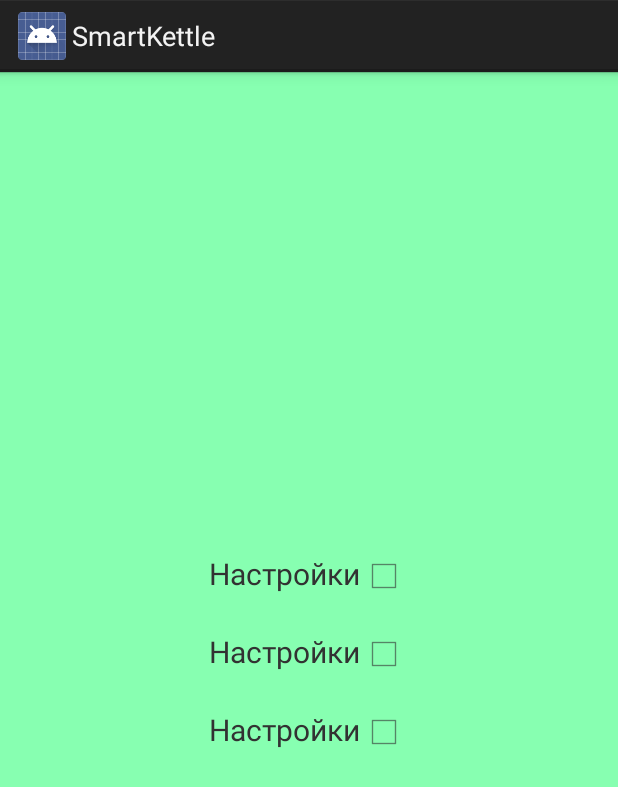
After one commit to MyBeautyTeam/SmartKettle, an Android app: the fragment SettingsFragment shown on its own in the app's theme, on a phone screen of 412 x 824 dp. The commit adds this screen. Shown: the top 787 px of the screen. Run offline under Robolectric (Android 15) with nearby library versions, the phone set to English and light mode, and no system bars; 4 statements that could not run were skipped.

Commit message:
+settings

```diff
--- a/app/src/main/java/com/beautyteam/smartkettle/Fragments/Adapter/FragmentPagerAdapter.java
+++ b/app/src/main/java/com/beautyteam/smartkettle/Fragments/Adapter/FragmentPagerAdapter.java
@@ -4,6 +4,7 @@ import android.support.v4.app.Fragment;
 import android.support.v4.app.FragmentManager;
 
 import com.beautyteam.smartkettle.Fragments.NewsFragment;
+import com.beautyteam.smartkettle.MainActivity;
 
 /**
  * Created by Admin on 25.10.2014.
@@ -27,7 +28,7 @@ public class FragmentPagerAdapter extends android.support.v4.app.FragmentPagerAd
 
     @Override
     public CharSequence getPageTitle(int position) {
-        return "Title " + position;
+        return MainActivity.screenNames[position];
     }
 
 }
--- /dev/null
+++ b/app/src/main/java/com/beautyteam/smartkettle/Fragments/SettingsFragment.java
@@ -0,0 +1,67 @@
+package com.beautyteam.smartkettle.Fragments;
+
+import android.app.Activity;
+import android.content.SharedPreferences;
+import android.os.Bundle;
+import android.support.v4.app.Fragment;
+import android.view.LayoutInflater;
+import android.view.View;
+import android.view.ViewGroup;
+import android.widget.CheckBox;
+import android.widget.CompoundButton;
+
+import com.beautyteam.smartkettle.R;
+
+import java.util.HashMap;
+
+/**
+ * Created by Admin on 26.10.2014.
+ */
+public class SettingsFragment extends Fragment {
+
+    public static String[] settingsName = {"Настройка1", "Настройка2", "Настройка3"};
+
+    public static SettingsFragment getInstance(HashMap<String, Boolean> settingToValue){
+        SettingsFragment settingsFragment = new SettingsFragment();
+        Bundle arguments = new Bundle();
+        // Ограниченное количество меню. Может нужна динамика.
+        arguments.putBoolean(settingsName[0], settingToValue.get(settingsName[0]));
+        arguments.putBoolean(settingsName[1], settingToValue.get(settingsName[1]));
+        arguments.putBoolean(settingsName[2], settingToValue.get(settingsName[2]));
+        settingsFragment.setArguments(arguments);
+        return settingsFragment;
+    }
+
+    private CheckBox setting1;
+    private CheckBox setting2;
+    private CheckBox setting3;
+    private CompoundButton.OnCheckedChangeListener mCallback;
+
+
+    @Override
+    public View onCreateView(LayoutInflater inflater, ViewGroup container,
+                             Bundle savedInstanceState) {
+        return inflater.inflate(R.layout.fragment_settings, null);
+    }
+
+    @Override
+    public void onAttach(Activity activity) {
+        super.onAttach(activity);
+        mCallback = (CompoundButton.OnCheckedChangeListener)activity;
+    }
+
+    @Override
+    public void onViewCreated(View view, Bundle savedInstanceState) { // Вроде и ничего, но пахнет костылем. Посоветоваться!
+        setting1 =(CheckBox) view.findViewById(R.id.setting1);
+        setting2 =(CheckBox) view.findViewById(R.id.setting2);
+        setting3 =(CheckBox) view.findViewById(R.id.setting3);
+
+        setting1.setChecked(getArguments().getBoolean(settingsName[0]));
+        setting2.setChecked(getArguments().getBoolean(settingsName[1]));
+        setting3.setChecked(getArguments().getBoolean(settingsName[2]));
+
+        setting1.setOnCheckedChangeListener(mCallback);
+        setting2.setOnCheckedChangeListener(mCallback);
+        setting3.setOnCheckedChangeListener(mCallback);
+    }
+}
--- /dev/null
+++ b/app/src/main/res/layout/fragment_settings.xml
@@ -0,0 +1,61 @@
+<?xml version="1.0" encoding="utf-8"?>
+
+<LinearLayout xmlns:android="http://schemas.android.com/apk/res/android"
+    android:orientation="vertical" android:layout_width="match_parent"
+    android:layout_height="match_parent"
+    android:gravity="center"
+    android:background="#ff87ffb1">
+    <LinearLayout
+        android:layout_width="fill_parent"
+        android:layout_height="wrap_content"
+        android:orientation="horizontal"
+        android:layout_margin="10dp"
+        android:gravity="center_horizontal">
+        <TextView
+            android:textSize="20dp"
+            android:layout_width="wrap_content"
+            android:layout_height="wrap_content"
+            android:labelFor="@+id/setting1"
+            android:text="Настройки"
+            />
+        <CheckBox
+            android:id="@+id/setting1"
+            android:layout_width="wrap_content"
+            android:layout_height="wrap_content"/>
+    </LinearLayout>
+    <LinearLayout
+        android:layout_width="fill_parent"
+        android:layout_height="wrap_content"
+        android:orientation="horizontal"
+        android:layout_margin="10dp"
+        android:gravity="center_horizontal">
+        <TextView
+            android:layout_width="wrap_content"
+            android:layout_height="wrap_content"
+            android:text="Настройки"
+            android:textSize="20dp"
+            />
+        <CheckBox
+            android:id="@+id/setting2"
+            android:layout_width="wrap_content"
+            android:layout_height="wrap_content"/>
+    </LinearLayout>
+    <LinearLayout
+        android:layout_width="fill_parent"
+        android:layout_height="wrap_content"
+        android:layout_margin="10dp"
+        android:orientation="horizontal"
+        android:gravity="center_horizontal">
+        <TextView
+            android:layout_width="wrap_content"
+            android:layout_height="wrap_content"
+            android:text="Настройки"
+            android:textSize="20dp"
+            />
+        <CheckBox
+            android:id="@+id/setting3"
+            android:layout_width="wrap_content"
+            android:layout_height="wrap_content"/>
+    </LinearLayout>
+
+</LinearLayout>
```
Also changed, not shown: app/src/main/java/com/beautyteam/smartkettle/Fragments/NewsFragment.java (+9 -16 lines), app/src/main/java/com/beautyteam/smartkettle/MainActivity.java (+66 -23 lines).
